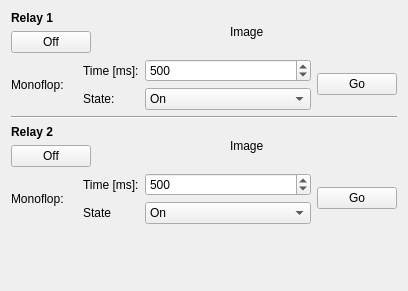
Tinkerforge/brickv, file src/brickv/plugin_system/plugins/dual_relay/ui/dual_relay.ui: the form before one commit.
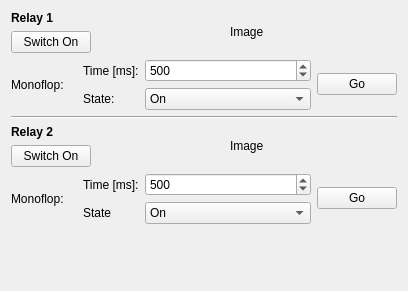
The form after the commit.

Commit message: dual relay: Switch button text from state to action

The edit to the form file:
```diff
--- a/src/brickv/plugin_system/plugins/dual_relay/ui/dual_relay.ui
+++ b/src/brickv/plugin_system/plugins/dual_relay/ui/dual_relay.ui
@@ -36,7 +36,7 @@
          <item>
           <widget class="QPushButton" name="dr1_button">
            <property name="text">
-            <string>Off</string>
+            <string>Switch On</string>
            </property>
           </widget>
          </item>
@@ -196,7 +196,7 @@
          <item>
           <widget class="QPushButton" name="dr2_button">
            <property name="text">
-            <string>Off</string>
+            <string>Switch On</string>
            </property>
           </widget>
          </item>
```
The commit also changes 1 other file.
